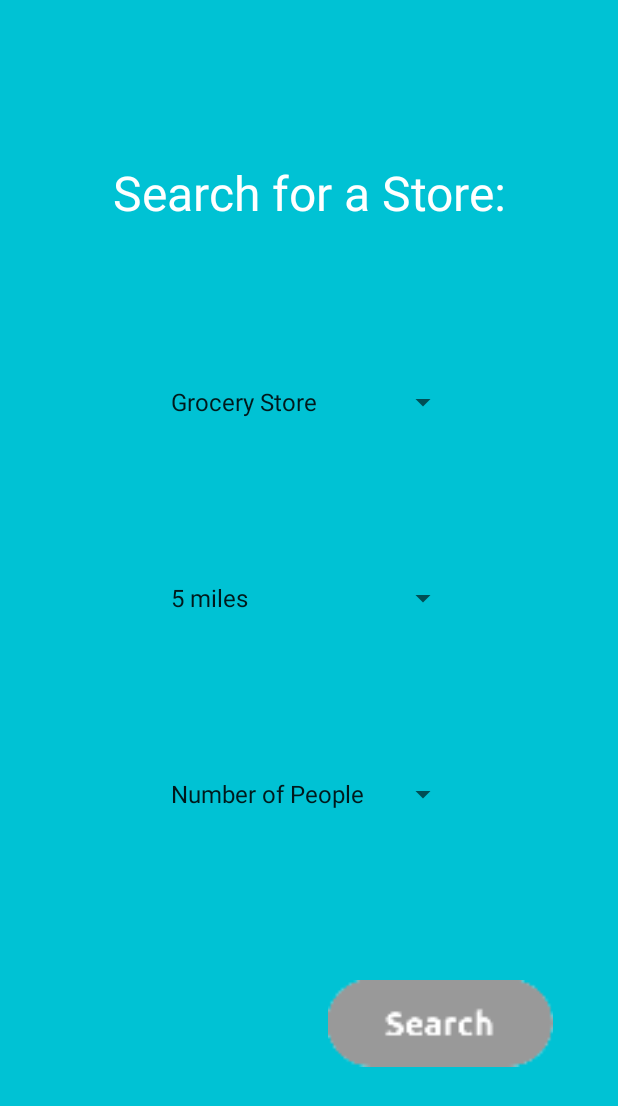
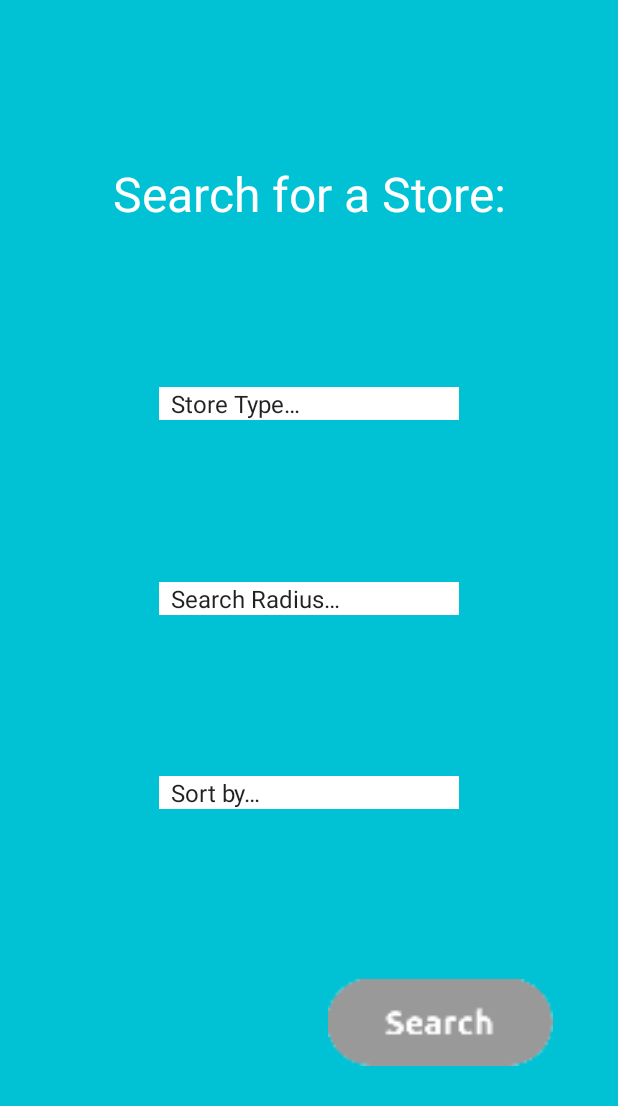
Before and after one commit to FuadYoussef/SafeShop, an Android app: the SearchActivity screen opened directly, with no data from a screen before it, on a phone screen of 412 x 824 dp. Shown: the top 1106 px of the screen. Run offline under Robolectric (Android 15) with nearby library versions, the phone set to English and light mode, and no system bars.

Commit message:
made some search UI changes

```diff
--- a/app/src/main/res/layout/activity_search.xml
+++ b/app/src/main/res/layout/activity_search.xml
@@ -26,7 +26,8 @@
         app:layout_constraintBottom_toTopOf="@id/locationSpinner"
         app:layout_constraintEnd_toEndOf="parent"
         app:layout_constraintStart_toStartOf="parent"
-        app:layout_constraintTop_toBottomOf="@+id/storeSearchLabel" />
+        app:layout_constraintTop_toBottomOf="@+id/storeSearchLabel"
+        android:background="@android:color/white"/>
 
     <Spinner
         android:id="@+id/locationSpinner"
@@ -35,7 +36,8 @@
         app:layout_constraintBottom_toTopOf="@id/sortBySpinner"
         app:layout_constraintEnd_toEndOf="parent"
         app:layout_constraintStart_toStartOf="parent"
-        app:layout_constraintTop_toBottomOf="@+id/typeSpinner" />
+        app:layout_constraintTop_toBottomOf="@+id/typeSpinner"
+        android:background="@android:color/white"/>
 
     <Spinner
         android:id="@+id/sortBySpinner"
@@ -44,7 +46,8 @@
         app:layout_constraintBottom_toTopOf="@id/searchButton"
         app:layout_constraintEnd_toEndOf="parent"
         app:layout_constraintStart_toStartOf="parent"
-        app:layout_constraintTop_toBottomOf="@+id/locationSpinner" />
+        app:layout_constraintTop_toBottomOf="@+id/locationSpinner"
+        android:background="@android:color/white"/>
 
     <ImageView
         android:id="@+id/searchButton"
--- a/app/src/main/res/values/strings.xml
+++ b/app/src/main/res/values/strings.xml
@@ -1,6 +1,7 @@
 <resources>
     <string name="app_name">SafeShop</string>
     <string-array name="store_type_array">
+        <item>Store Type…</item>
         <item>Grocery Store</item>
         <item>Restaurant</item>
         <item>Bank</item>
@@ -9,6 +10,7 @@
     </string-array>
 
     <string-array name="store_location_array">
+        <item>Search Radius…</item>
         <item>5 miles</item>
         <item>10 miles</item>
         <item>15 miles</item>
@@ -17,6 +19,7 @@
     </string-array>
 
     <string-array name="sort_by_array">
+        <item>Sort by…</item>
         <item>Number of People</item>
         <item>Wait Line Length</item>
         <item>Verified</item>
```
